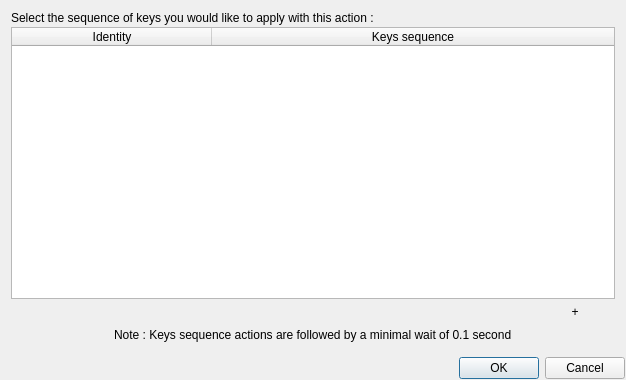
First picture: the form in ui/createactiondialogs/CreateKeysSequenceActionDialog.ui, repository AmirHammouteneEI/ScheduledPasteAndKeys, before the edit.
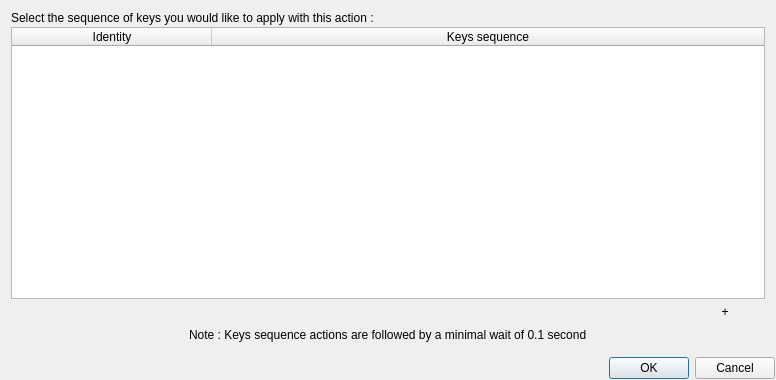
Second picture: the form after the edit. Custom widgets are drawn as their Qt base class.

```diff
--- a/ui/createactiondialogs/CreateKeysSequenceActionDialog.ui
+++ b/ui/createactiondialogs/CreateKeysSequenceActionDialog.ui
@@ -6,7 +6,7 @@
    <rect>
     <x>0</x>
     <y>0</y>
-    <width>626</width>
+    <width>776</width>
     <height>380</height>
    </rect>
   </property>
```
